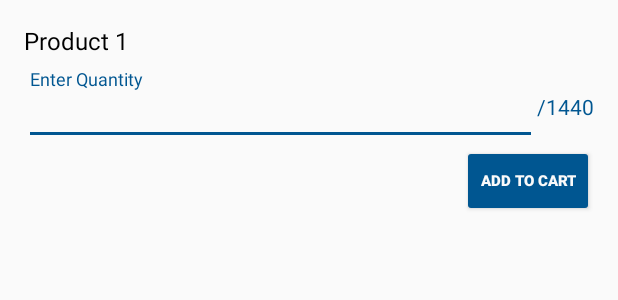
After one commit to honey-hoper/Medlog, an Android app: the layout product_quantity_dialog.xml on its own in the app's theme, with its tools: preview values and no code run, on a phone screen of 412 x 824 dp. The commit adds this screen. Shown: the top 300 px of the screen. Run offline under Robolectric (Android 15) with nearby library versions, the phone set to English and light mode, and no system bars.

Commit message:
Created enter quantity dialog

```diff
--- /dev/null
+++ b/app/src/main/res/layout/product_quantity_dialog.xml
@@ -0,0 +1,61 @@
+<?xml version="1.0" encoding="utf-8"?>
+<LinearLayout
+    xmlns:android="http://schemas.android.com/apk/res/android"
+    xmlns:tools="http://schemas.android.com/tools"
+    android:layout_width="match_parent"
+    android:layout_height="match_parent"
+    android:padding="16dp"
+    android:orientation="vertical">
+
+    <TextView
+        android:id="@+id/dialog_product_name"
+        android:layout_width="wrap_content"
+        android:layout_height="wrap_content"
+        android:textSize="16sp"
+        android:textColor="#000"
+        android:layout_marginBottom="8dp"
+        tools:text="Product 1"/>
+    <LinearLayout
+        android:layout_width="match_parent"
+        android:layout_height="wrap_content"
+        android:orientation="horizontal">
+
+
+        <android.support.design.widget.TextInputLayout
+            android:layout_width="wrap_content"
+            android:layout_height="wrap_content"
+            android:layout_weight="1"
+            android:theme="@style/ColoredEditText">
+
+            <android.support.design.widget.TextInputEditText
+                android:id="@+id/dialog_quantity_input"
+                android:layout_width="match_parent"
+                android:layout_height="wrap_content"
+                android:hint="Enter Quantity"
+                android:maxLength="10"
+                android:inputType="number"
+                />
+
+        </android.support.design.widget.TextInputLayout>
+
+        <TextView
+            android:id="@+id/dialog_total_quantity"
+            android:layout_width="wrap_content"
+            android:layout_height="wrap_content"
+            android:layout_gravity="bottom"
+            android:layout_marginBottom="8dp"
+            android:textColor="@color/colorPrimary"
+            tools:text="/1440"/>
+
+    </LinearLayout>
+
+    <Button
+        android:id="@+id/dialog_add_to_cart_btn"
+        android:layout_width="wrap_content"
+        android:layout_height="wrap_content"
+        android:text="@string/add_to_cart"
+        android:theme="@style/ColoredButton"
+        android:layout_gravity="end"/>
+
+
+</LinearLayout>
--- a/app/src/main/res/values/strings.xml
+++ b/app/src/main/res/values/strings.xml
@@ -3,7 +3,7 @@
 
     <!-- master account -->
     <string name="admin">admin</string>
-    <string name="pass">b276qmwbfm</string>
+    <string name="pass">123456</string>
     <!-- master account -->
 
     <!-- Register Activity-->
```
Also changed, not shown: app/src/main/AndroidManifest.xml (+6 -3 lines), app/src/main/java/com/webhopers/medlog/adapters/ListProductAdapter.kt (+8 -4 lines), app/src/main/java/com/webhopers/medlog/dialogs/ProductQuantityDialog.kt (added, +33 -0 lines).
